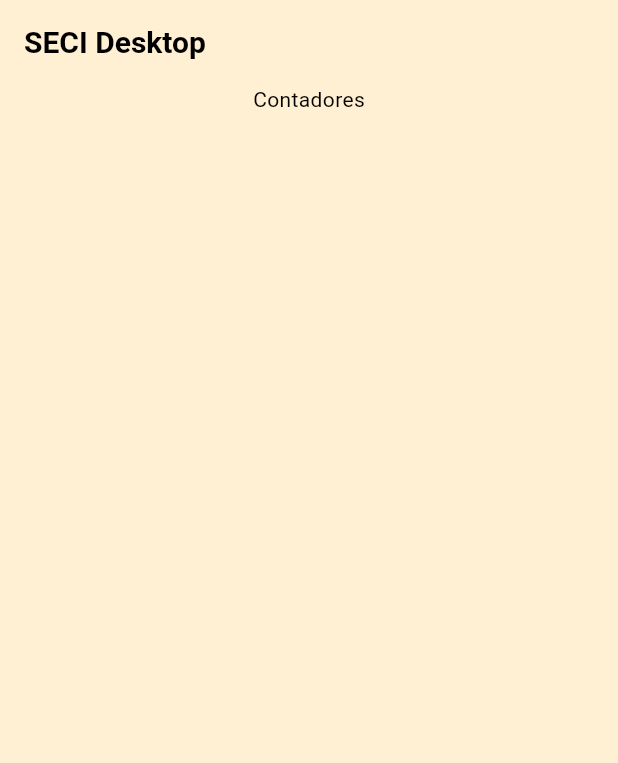
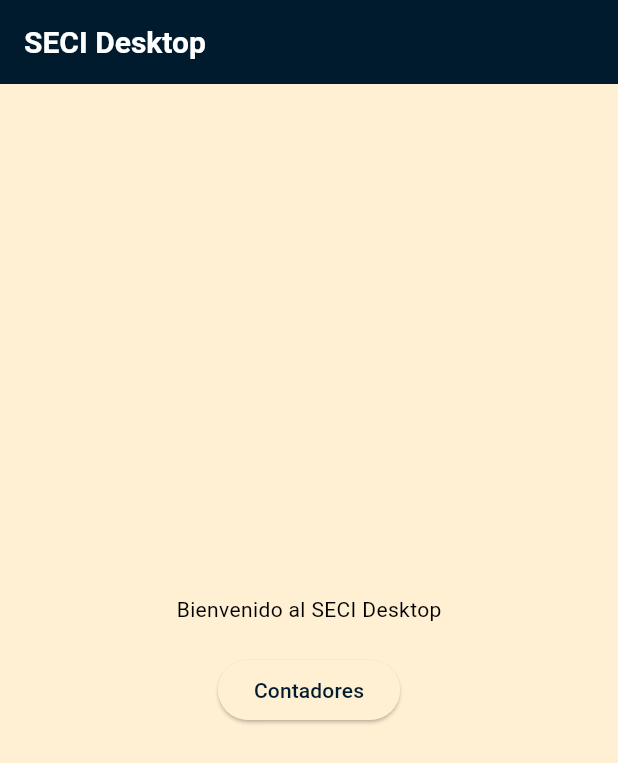
Before and after one commit to whoAngeel/seci-desktop-offline, a Flutter app: the screen it shows after launch, on a phone screen of 412 x 824 dp. Shown: the top 763 px of the screen. Run offline on Flutter 3.47's test engine with Material 3 defaults, Android fonts, the phone set to English and light mode, and no system bars.

Commit message:
Sistema de tema con una paleta de colores

```diff
--- a/lib/app.dart
+++ b/lib/app.dart
@@ -12,7 +12,7 @@ class MyApp extends StatelessWidget {
       title: "SECI Desktop",
       theme: AppTheme.lightTheme,
       darkTheme: AppTheme.darkTheme,
-      themeMode: ThemeMode.system,
+      themeMode: ThemeMode.light,
       home: const CountersScreen(),
     );
   }
--- a/lib/core/theme/app_theme.dart
+++ b/lib/core/theme/app_theme.dart
@@ -54,9 +54,18 @@ class AppTheme {
   static ThemeData darkTheme = ThemeData(
     useMaterial3: true,
     brightness: Brightness.dark,
-    colorScheme: ColorScheme.fromSeed(
-      seedColor: Colors.blue,
+    colorScheme: const ColorScheme(
       brightness: Brightness.dark,
+      primary: AppColors.primary,
+      onPrimary: Colors.white,
+      secondary: AppColors.secondary,
+      onSecondary: Colors.white,
+      error: Colors.red,
+      onError: Colors.white,
+      // background: AppColors.oxfordBlue,
+      // onBackground: Colors.white,
+      surface: AppColors.charcoal,
+      onSurface: Colors.white,
     ),
     textTheme: const TextTheme(
       bodyLarge: TextStyle(
--- a/lib/features/counters/presentation/screen/counters.dart
+++ b/lib/features/counters/presentation/screen/counters.dart
@@ -5,9 +5,29 @@ class CountersScreen extends StatelessWidget {
 
   @override
   Widget build(BuildContext context) {
+    final colors = Theme.of(context).colorScheme;
+    final textTheme = Theme.of(context).textTheme;
     return Scaffold(
-      appBar: AppBar(title: const Text("SECI Desktop")),
-      body: const Center(child: Column(children: [Text("Contadores")])),
+      appBar: AppBar(
+        title: const Text("SECI Desktop"),
+        backgroundColor: colors.primary,
+        foregroundColor: colors.onPrimary,
+      ),
+      body: Center(
+        child: Column(
+          mainAxisAlignment: MainAxisAlignment.center,
+          children: [
+            const Text("Bienvenido al SECI Desktop"),
+            const SizedBox(height: 20),
+            ElevatedButton(
+              onPressed: () {
+                return;
+              },
+              child: const Text("Contadores"),
+            ),
+          ],
+        ),
+      ),
     );
   }
 }
```
